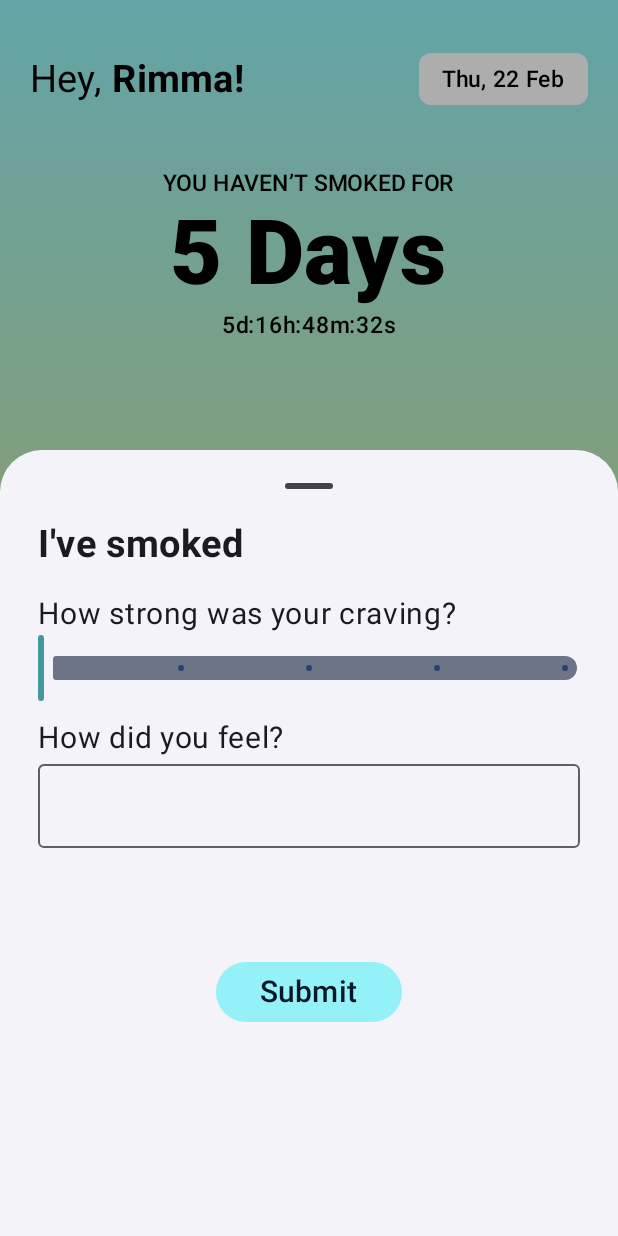
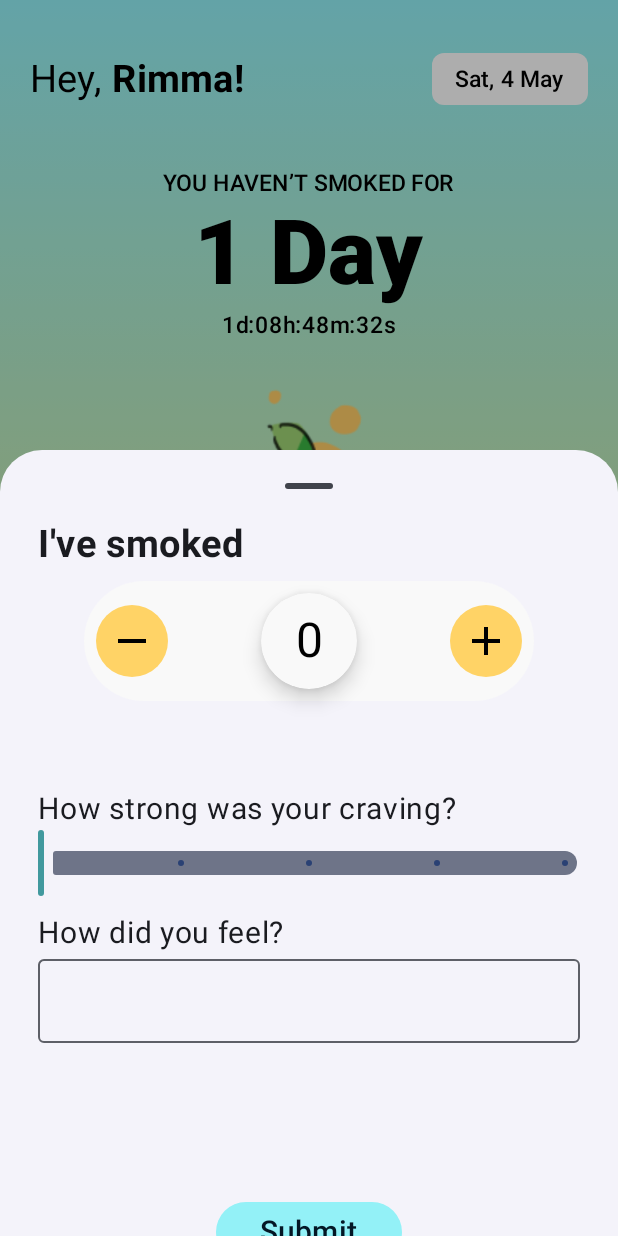
Before and after one commit to aidanakalimbekova/respire, an Android app built with Jetpack Compose: the MainActivity screen opened directly, with no data from a screen before it, after a tap on "Add", on a phone screen of 412 x 824 dp. Run offline under Robolectric (Android 15) with nearby library versions, the phone set to English and light mode, and no system bars; our stand-ins replace Firebase (no records; nobody signed in at launch, a user with empty details on screens opened directly), accompanist.

Commit message:
added counter & plant

```diff
--- a/app/src/main/java/com/example/smoking/SmokingApp.kt
+++ b/app/src/main/java/com/example/smoking/SmokingApp.kt
@@ -71,7 +71,7 @@ fun SmokingApp() {
             ) {
 
                 composable(BottomNavItem.Home.route){
-                    HomeScreen()
+                    HomeScreen(HomeViewModel())
                 }
                 composable(BottomNavItem.Statistics.route){
                     StatisticsScreen()
--- a/app/src/main/java/com/example/smoking/ui/theme/home/HomeScreen.kt
+++ b/app/src/main/java/com/example/smoking/ui/theme/home/HomeScreen.kt
@@ -68,6 +68,7 @@ import androidx.compose.runtime.SideEffect
 import androidx.compose.runtime.getValue
 import androidx.compose.runtime.mutableFloatStateOf
 import androidx.compose.runtime.mutableIntStateOf
+import androidx.compose.runtime.mutableLongStateOf
 import androidx.compose.runtime.mutableStateOf
 import androidx.compose.runtime.remember
 import androidx.compose.runtime.rememberCoroutineScope
@@ -104,20 +105,16 @@ import com.google.firebase.firestore.ktx.firestore
 import com.google.firebase.ktx.Firebase
 import kotlinx.coroutines.launch
 import java.time.LocalDate
+import java.time.format.DateTimeFormatter
 
-@Preview
 @Composable
-fun HomeScreen() {
+fun HomeScreen(viewModel:HomeViewModel) {
 
+    val currentDate = LocalDate.now()
+    val formattedDate = currentDate.format(DateTimeFormatter.ofPattern("E, d MMM"))
 //    val auth = Firebase.auth
 //    val curUser = auth.currentUser
-
         Column(){
-            var name:String? = "j"
-//            curUser?.run {
-//                name = curUser.displayName
-//            }
-//            viewModel.getStreak()
             Column (horizontalAlignment = Alignment.CenterHorizontally){
                 Column (Modifier.background(brush = Brush.verticalGradient(
                     colors = listOf(
@@ -147,18 +144,26 @@ fun HomeScreen() {
                                 )
                                 .padding(top = 5.dp, bottom = 5.dp, start = 15.dp, end = 15.dp)
                             ){
-                            Text("Thu, 22 Feb", fontSize = 15.sp, textAlign = TextAlign.Start, fontWeight = FontWeight.Medium)
+                            Text(formattedDate, fontSize = 15.sp, textAlign = TextAlign.Start, fontWeight = FontWeight.Medium)
                         }
                     }
                     //shetchik
                     Spacer(modifier = Modifier.padding(10.dp))
                     Column(horizontalAlignment = Alignment.CenterHorizontally){
                         Text("YOU HAVEN’T SMOKED FOR", fontSize = 15.sp, textAlign = TextAlign.Start, fontWeight = FontWeight.Medium)
-                        Text("5 Days", fontSize = 60.sp, textAlign = TextAlign.Start, fontWeight = FontWeight.ExtraBold)
-                        Text("5d:16h:48m:32s", fontSize = 15.sp, textAlign = TextAlign.Start, fontWeight = FontWeight.Medium)
+                        Text("1 Day", fontSize = 60.sp, textAlign = TextAlign.Start, fontWeight = FontWeight.ExtraBold)
+                        Text("1d:08h:48m:32s", fontSize = 15.sp, textAlign = TextAlign.Start, fontWeight = FontWeight.Medium)
                     }
+                    Image(
+                        painter = painterResource(id = R.drawable.plant),
+                        contentDescription = "",
+                        modifier = Modifier
+                            .size(200.dp, 200.dp) // Set the image size
+                            .padding(16.dp), // Optional padding around the image
+                        alignment = Alignment.Center // Optional alignment
+                    )
 
-                    DashboardCard()
+                    DashboardCard(viewModel)
                 }
 //                Calendar(viewModel)
 
@@ -169,8 +174,8 @@ fun HomeScreen() {
     }
 
 @Composable
-fun DashboardCard(){
-    val progress = 0.6f
+fun DashboardCard(viewModel:HomeViewModel){
+    val progress = 0.1f
     var showBottomSheet = remember {
         mutableStateOf(false)
     }
@@ -204,7 +209,7 @@ fun DashboardCard(){
                 .padding(20.dp)
                 .fillMaxSize()){
                 Text(
-                    text = "You have smoked 6 cigarettes out of 10",
+                    text = "You have smoked 1 cigarette(s) out of 10",
                     fontSize = 20.sp,
                     fontWeight = FontWeight.Medium,
                     textAlign = TextAlign.Center
@@ -242,7 +247,7 @@ fun DashboardCard(){
         }
 
         if(showBottomSheet.value){
-            BottomSheet()
+            BottomSheet(viewModel)
         }
     }
 }
@@ -250,7 +255,7 @@ fun DashboardCard(){
 //@Preview
 @OptIn(ExperimentalMaterial3Api::class)
 @Composable
-fun BottomSheet() {
+fun BottomSheet(viewModel:HomeViewModel) {
     var sliderPosition by remember { mutableFloatStateOf(0f) }
     val modalBottomSheet = rememberModalBottomSheetState()
     ModalBottomSheet(
@@ -259,11 +264,15 @@ fun BottomSheet() {
         sheetState = modalBottomSheet,
         dragHandle = {BottomSheetDefaults.DragHandle()},
         content = {
-            Column(modifier = Modifier.padding(start=25.dp, end=25.dp).fillMaxWidth()) {
+            Column(modifier = Modifier
+                .padding(start = 25.dp, end = 25.dp)
+                .fillMaxWidth()) {
                 Text(text = "I've smoked", fontSize = 25.sp, fontWeight = FontWeight.Bold)
 
                 // counter
                 Box(){}
+
+                CounterCard(viewModel)
 
                 Spacer(modifier = Modifier.padding(10.dp))
                 Text(text = "How strong was your craving?", fontSize=20.sp)
@@ -290,7 +299,9 @@ fun BottomSheet() {
                     })
                 }
                 Column(
-                    modifier = Modifier.fillMaxWidth().height(120.dp),
+                    modifier = Modifier
+                        .fillMaxWidth()
+                        .height(150.dp),
                     verticalArrangement = Arrangement.Bottom,
                     horizontalAlignment = Alignment.CenterHorizontally
                 ){
@@ -306,190 +317,33 @@ fun BottomSheet() {
     )
 }
 
-//
-//@Composable
-//fun PersonalInfo(){
-//    Column (modifier = Modifier
-//        .padding(20.dp)){
-//        Box(
-//            modifier = Modifier
-//                .fillMaxWidth()
-//                .padding(top = 5.dp)
-//        ){
-//            Text(
-//                text = "Personalised for you",
-//                textAlign = TextAlign.Start,
-//                fontSize = 30.sp,
-//                color = Color.Black
-//            )
-//        }
-//        Column ( ) {
-//            Row (modifier = Modifier
-//                .fillMaxWidth()){
-//                Card(modifier = Modifier.size(150.dp)){
-//                    Box(
-//                        modifier = Modifier
-//                    ){
-//                        Text(
-//                            text = "Personalised for you",
-//                            textAlign = TextAlign.Start,
-//                            fontSize = 10.sp,
-//                            color = Color.Black
-//                        )
-//                    }
-//                }
-//                Card(modifier = Modifier.size(150.dp)){
-//                    Box(
-//                        modifier = Modifier
-//                    ){
-//                        Text(
-//                            text = "Personalised for you",
-//                            textAlign = TextAlign.Start,
-//                            fontSize = 10.sp,
-//                            color = Color.Black
-//                        )
-//                    }
-//                }
-//            }
-//
-//        }
-//
-//    }
-//}
-//@Composable
-//fun Calendar(viewModel:HomeViewModel){
-//
-//    Column{
-//        Column (){
-//            Box(){
-//                Image(
-//                    contentDescription = "sun", painter = painterResource(id = R.drawable.sun),
-//                    contentScale = ContentScale.Fit,
-//                    modifier = Modifier.fillMaxWidth(),
-//                )
-//                Column(
-//                    horizontalAlignment = Alignment.CenterHorizontally
-//                ) {
-//                    Row (verticalAlignment = Alignment.CenterVertically){
-////                        Button(onClick = onSelectYesterday,
-////                            colors = ButtonDefaults.buttonColors(containerColor = Color(0xFFF2F4F7),
-////                                contentColor = Color(0xFF072100)
-////                            ),
-////                            modifier = Modifier.size(width = 50.dp, height = 50.dp)
-//////               shape = RoundedCornerShape(40.dp),
-////
-////                        ) {
-////                            Text("<")
-////                        }
-////
-////                        Button(onClick = onSelectTomorrow,
-////                            colors = ButtonDefaults.buttonColors(containerColor = Color(0xFFF2F4F7),
-////                                contentColor = Color(0xFF072100)
-////                            ),
-//////               shape = RoundedCornerShape(40.dp),
-////                            modifier = Modifier.size(width = 50.dp, height = 50.dp)
-////                        ) {
-////                            Text(">")
-////                        }
-//                        Text(
-//                            text = viewModel.selectedDay.value.label,
-//                            modifier = Modifier.padding(start = 10.dp, end = 10.dp)
-//                        )
-//                    }
-//                    Column {
-//                        Box(
-//                            contentAlignment = Alignment.Center,
-//                            modifier = Modifier.fillMaxWidth()
-//                        ){
-//                            Text(
-//                                text = viewModel.selectedDay.value.day,
-//                                textAlign = TextAlign.Center,
-//                                fontWeight = FontWeight.Bold,
-//                                fontSize = 20.sp,
-////                            modifier = Modifier.padding(top = 5.dp)
-//                            )
-//                        }
-//                        Box(
-//                            contentAlignment = Alignment.Center,
-//                            modifier = Modifier.fillMaxWidth()
-//                        ){
-//                            Text(
-//                                text = viewModel.selectedDay.value.dayOfWeek,
-//                                textAlign = TextAlign.Center,
-//                                color = Color(0xFF79747E),
-//                                fontSize = 15.sp,
-//                                modifier = Modifier.padding(top = 10.dp, bottom = 25.dp)
-//                            )
-//                        }
-//                    }
-//                }
-//            }
-//        }
-//        Column(
-//            Modifier
-//                .padding(20.dp)
-//                .clip(RoundedCornerShape(60.dp))){
-//
-//            CounterCard(viewModel)
-//        }
-//
-//    }
-//}
-//@Composable
-//fun CounterCard(viewModel:HomeViewModel){
-//    Box (Modifier.background(Color(0xFF9DD67D)))
-//    {
-//
-//        Column() {
-//            Box(
-//                contentAlignment = Alignment.Center,
-//                modifier = Modifier
-//                    .fillMaxWidth()
-//                    .padding(top = 20.dp)
-//            ){
-//                Text(
-//                    text = "I smoked today",
-//                    textAlign = TextAlign.Center,
-//                    fontSize = 30.sp
-//                )
-//            }
-//            Box(
-//                contentAlignment = Alignment.Center,
-//                modifier = Modifier
-//                    .fillMaxWidth()
-//                    .padding(20.dp)
-//            ){
-//
-//                Text(
-//                    text = viewModel.selectedDay.value.counter.toString(),
-//                    textAlign = TextAlign.Center,
-//                    fontSize = 50.sp,
-//                    fontWeight = FontWeight.Bold
-//                )
-//            }
-//            Box(
-//                contentAlignment = Alignment.Center,
-//                modifier = Modifier
-//                    .fillMaxWidth()
-//                    .background(Color(0xFF9DD67D))
-//                    .padding(bottom = 30.dp)
-//            ){
-////                var valueCounter by remember {
-////                    mutableIntStateOf(0)
-////                }
+@Composable
+fun CounterCard(viewModel:HomeViewModel){
+    Box (modifier = Modifier.padding(10.dp))
+    {
+            Box(
+                contentAlignment = Alignment.Center,
+                modifier = Modifier
+                    .fillMaxWidth()
+                    .padding(bottom = 30.dp)
+            ){
 //                viewModel.retrieveCounterFromFirestore()
-//                var valueCounter = viewModel.selectedDay.value.counter as? Long
-//                CounterButton(value =viewModel.selectedDay.value.counter.toString(),
-//                    onValueIncreaseClick = {
-//                        viewModel.updateCounterForSelectedDay(valueCounter?.plus(1) ?: 0)
-//                    },
-//                    onValueDecreaseClick = {
-//                        viewModel.updateCounterForSelectedDay(maxOf(valueCounter?.minus(1) ?: 0, 0))
-//                    },
-//                    onValueClearClick = {
-//                        valueCounter = 0
-//                    })
-//            }
-//        }
-//    }
-//}
+                var valueCounter by remember {
+                    mutableIntStateOf(0)
+                }
+                CounterButton(value = valueCounter.toString(),
+                    onValueIncreaseClick = {
+                        valueCounter += 1
+                        println(valueCounter)
+//                        viewModel.updateCounterForSelectedDay(valueCounter.plus(1) ?: 0)
+                    },
+                    onValueDecreaseClick = {
+                        valueCounter = maxOf(valueCounter - 1, 0)
+//                        viewModel.updateCounterForSelectedDay(maxOf(valueCounter.minus(1) ?: 0, 0))
+                    },
+                    onValueClearClick = {
+                        valueCounter = 0
+                    })
+            }
+    }
+}
--- a/app/src/main/java/com/example/smoking/ui/theme/home/HomeViewModel.kt
+++ b/app/src/main/java/com/example/smoking/ui/theme/home/HomeViewModel.kt
@@ -69,23 +69,8 @@ class HomeViewModel : ViewModel() {
         }
     }
     fun updateCounterForSelectedDay(newValue: Long) {
-        val selectedDateString = selectedDay.value.localDate.format(DateTimeFormatter.ISO_DATE)
-        var userId:String = ""
-        curUser?.run {
-            userId = uid
-        }
-        viewModelScope.launch {
-            // Perform the query
-            db.collection("users").document(userId).collection("smokeFreeDays")
-                .document(selectedDateString).update("cigarettesSmoked", newValue)
-                .addOnSuccessListener {
-                    _selectedDay.value = selectedDay.value.copy(counter = newValue)
-                    println("Success")
-                }
-                .addOnFailureListener { exception ->
-                    println("Error getting documents: $exception")
-                }
-        }
+//        val selectedDateString = selectedDay.value.localDate.format(DateTimeFormatter.ISO_DATE)
+        _selectedDay.value = selectedDay.value.copy(counter = newValue)
     }
 }
 
```
Also changed, not shown: app/src/main/res/drawable/plant.png (added).
